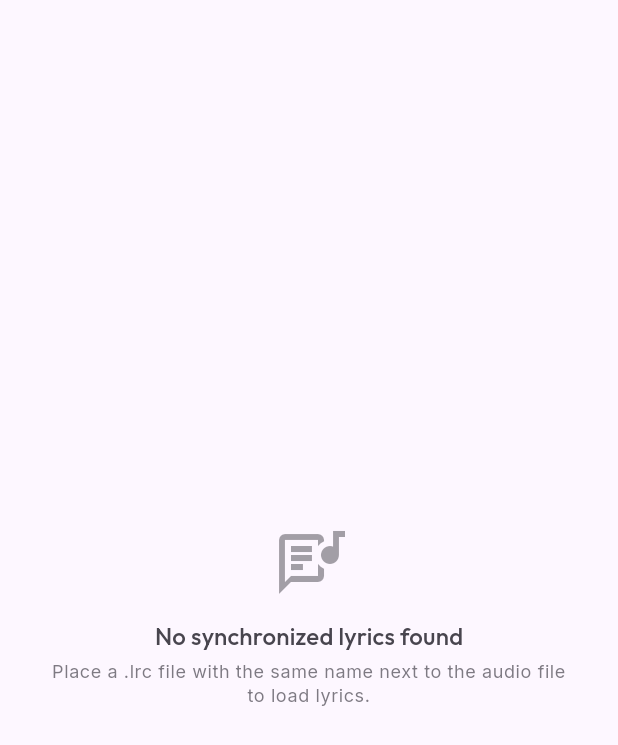
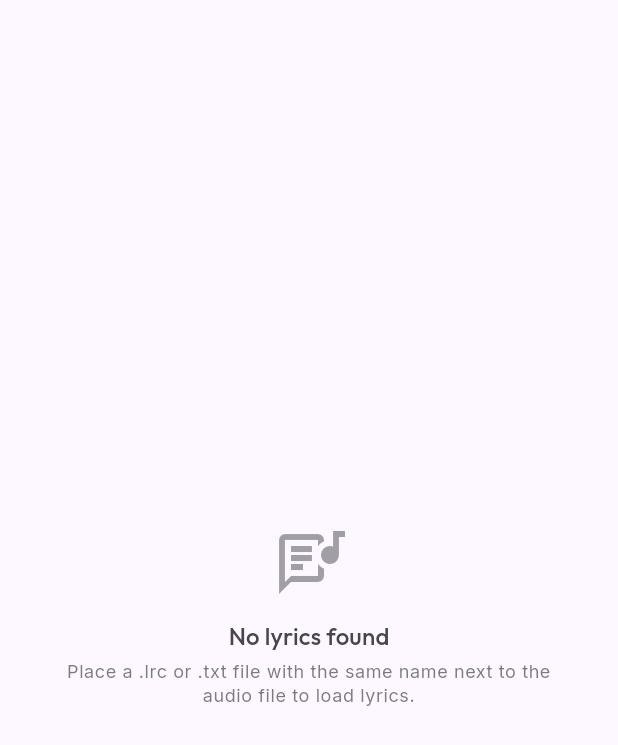
Before and after one commit to yurtemre7/sonora, a Flutter app: the SongLyricsOverlay widget shown alone on an empty page, opened directly with empty values, on a phone screen of 412 x 824 dp. Shown: the top 745 px of the screen. Run offline on Flutter 3.47's test engine with Material 3 defaults, Android fonts, the phone set to English and light mode, and no system bars; our stand-ins replace audio_service, file_picker, google_fonts, just_audio, permission_handler, shared_preferences; missing offline and left inert: audio_session, audio_tags_lofty; accounts and stored records are empty.

Commit message:
feat: support both synchronized LRC and plain text TXT lyrics file loading

```diff
--- a/lib/screens/now_playing_screen.dart
+++ b/lib/screens/now_playing_screen.dart
@@ -510,7 +510,8 @@ class SongLyricsOverlay extends StatefulWidget {
 }
 
 class _SongLyricsOverlayState extends State<SongLyricsOverlay> {
-  List<LyricLine>? _lyrics;
+  List<LyricLine>? _lyricsLines;
+  var _isSynchronized = false;
   var _isLoading = false;
   late ScrollController _scrollController;
   var _activeIndex = -1;
@@ -539,28 +540,34 @@ class _SongLyricsOverlayState extends State<SongLyricsOverlay> {
   Future<void> _loadLyrics() async {
     setState(() {
       _isLoading = true;
-      _lyrics = null;
+      _lyricsLines = null;
+      _isSynchronized = false;
       _activeIndex = -1;
     });
 
-    var lyrics = await LyricsService.parseLyricsForSong(widget.song.filePath);
+    var lyricsResult = await LyricsService.parseLyricsForSong(widget.song.filePath);
 
     if (!mounted) return;
     setState(() {
-      _lyrics = lyrics;
+      if (lyricsResult != null) {
+        _lyricsLines = lyricsResult.lines;
+        _isSynchronized = lyricsResult.isSynchronized;
+      }
       _isLoading = false;
     });
 
-    _scrollToCurrentPosition(immediate: true);
+    if (_isSynchronized) {
+      _scrollToCurrentPosition(immediate: true);
+    }
   }
 
   void _scrollToCurrentPosition({bool immediate = false}) {
-    if (_lyrics == null || _lyrics!.isEmpty) return;
+    if (_lyricsLines == null || _lyricsLines!.isEmpty) return;
 
     var position = widget.playerProvider.audioHandler.player.position;
     var activeIndex = -1;
-    for (var i = 0; i < _lyrics!.length; i++) {
-      if (position >= _lyrics![i].time) {
+    for (var i = 0; i < _lyricsLines!.length; i++) {
+      if (position >= _lyricsLines![i].time) {
         activeIndex = i;
       } else {
         break;
@@ -575,7 +582,7 @@ class _SongLyricsOverlayState extends State<SongLyricsOverlay> {
   }
 
   void _scrollToActiveIndex(int index, double viewportHeight, {bool immediate = false}) {
-    if (index < 0 || _lyrics == null) return;
+    if (index < 0 || _lyricsLines == null) return;
 
     WidgetsBinding.instance.addPostFrameCallback((_) {
       if (!_scrollController.hasClients) return;
@@ -605,7 +612,7 @@ class _SongLyricsOverlayState extends State<SongLyricsOverlay> {
       );
     }
 
-    var lyricsList = _lyrics;
+    var lyricsList = _lyricsLines;
     if (lyricsList == null || lyricsList.isEmpty) {
       return Center(
         child: Padding(
@@ -620,14 +627,14 @@ class _SongLyricsOverlayState extends State<SongLyricsOverlay> {
               ),
               const SizedBox(height: 12),
               Text(
-                'No synchronized lyrics found',
+                'No lyrics found',
                 style: theme.textTheme.titleMedium?.copyWith(
                   color: theme.colorScheme.onSurfaceVariant,
                 ),
               ),
               const SizedBox(height: 4),
               Text(
-                'Place a .lrc file with the same name next to the audio file to load lyrics.',
+                'Place a .lrc or .txt file with the same name next to the audio file to load lyrics.',
                 style: theme.textTheme.bodySmall?.copyWith(
                   color: theme.colorScheme.onSurfaceVariant.withValues(alpha: 0.7),
                 ),
@@ -639,6 +646,35 @@ class _SongLyricsOverlayState extends State<SongLyricsOverlay> {
       );
     }
 
+    var isDark = theme.brightness == Brightness.dark;
+    var activeTextColor = isDark ? Colors.white : theme.colorScheme.onSurface;
+
+    if (!_isSynchronized) {
+      // Unsynchronized plain text lyrics: freely scrollable
+      return ListView.builder(
+        controller: _scrollController,
+        physics: const BouncingScrollPhysics(),
+        padding: const EdgeInsets.all(24),
+        itemCount: lyricsList.length,
+        itemBuilder: (context, index) {
+          var line = lyricsList[index];
+
+          return Padding(
+            padding: const EdgeInsets.symmetric(vertical: 8.0),
+            child: Text(
+              line.text,
+              style: theme.textTheme.bodyLarge?.copyWith(
+                color: activeTextColor,
+                fontSize: 16,
+              ),
+              textAlign: TextAlign.center,
+            ),
+          );
+        },
+      );
+    }
+
+    // Synchronized lyrics: locked scroll centering
     return LayoutBuilder(
       builder: (context, constraints) {
         var viewportHeight = constraints.maxHeight;
@@ -664,8 +700,6 @@ class _SongLyricsOverlayState extends State<SongLyricsOverlay> {
               });
             }
 
-            var isDark = theme.brightness == Brightness.dark;
-            var activeTextColor = isDark ? Colors.white : theme.colorScheme.onSurface;
             var inactiveTextColor = isDark
                 ? Colors.white.withValues(alpha: 0.4)
                 : theme.colorScheme.onSurface.withValues(alpha: 0.4);
--- a/lib/services/lyrics_service.dart
+++ b/lib/services/lyrics_service.dart
@@ -7,38 +7,47 @@ class LyricLine {
   LyricLine({required this.time, required this.text});
 }
 
+class SongLyrics {
+  final List<LyricLine> lines;
+  final bool isSynchronized;
+
+  SongLyrics({required this.lines, required this.isSynchronized});
+}
+
 class LyricsService {
   LyricsService._();
 
-  static Future<List<LyricLine>?> parseLyricsForSong(String songFilePath) async {
+  static Future<SongLyrics?> parseLyricsForSong(String songFilePath) async {
     try {
       var lastDot = songFilePath.lastIndexOf('.');
       if (lastDot == -1) return null;
+
       var lrcPath = '${songFilePath.substring(0, lastDot)}.lrc';
       var file = File(lrcPath);
       if (!file.existsSync()) {
+        var txtPath = '${songFilePath.substring(0, lastDot)}.txt';
+        file = File(txtPath);
+        if (!file.existsSync()) {
           return null;
+        }
       }
 
       var lines = await file.readAsLines();
       var lyrics = <LyricLine>[];
-
-      // Regex matching time tags: [mm:ss.xx] or [mm:ss]
       var regExp = RegExp(r'\[(\d+):(\d+)(?:\.(\d+))?\]');
+      var hasAnyTimestamp = false;
 
       for (var line in lines) {
         var trimmed = line.trim();
         if (trimmed.isEmpty) continue;
 
         var matches = regExp.allMatches(trimmed);
-        if (matches.isEmpty) continue;
-
+        if (matches.isNotEmpty) {
+          hasAnyTimestamp = true;
           var text = trimmed.replaceAll(regExp, '').trim();
-
           for (var match in matches) {
             var min = int.parse(match.group(1)!);
             var sec = int.parse(match.group(2)!);
-
             var ms = 0;
             var msGroup = match.group(3);
             if (msGroup != null) {
@@ -48,19 +57,32 @@ class LyricsService {
                 ms = int.parse(msGroup);
               }
             }
-
             var time = Duration(
               minutes: min,
               seconds: sec,
               milliseconds: ms,
             );
-
             lyrics.add(LyricLine(time: time, text: text));
           }
         }
+      }
 
+      if (hasAnyTimestamp) {
         lyrics.sort((a, b) => a.time.compareTo(b.time));
-      return lyrics;
+        return SongLyrics(lines: lyrics, isSynchronized: true);
+      } else {
+        // Unsynchronized plain text lyrics: read all lines as text
+        var plainLines = <LyricLine>[];
+        for (var line in lines) {
+          var trimmed = line.trim();
+          // Strip potential metadata tags like [ti:Title] from text logs
+          if (trimmed.startsWith('[') && trimmed.endsWith(']')) {
+            continue;
+          }
+          plainLines.add(LyricLine(time: Duration.zero, text: trimmed));
+        }
+        return SongLyrics(lines: plainLines, isSynchronized: false);
+      }
     } catch (_) {
       return null;
     }
--- a/lib/services/music_scanner.dart
+++ b/lib/services/music_scanner.dart
@@ -98,7 +98,7 @@ class MusicScanner {
               var size = stat.size;
 
               var lastDotLrc = file.path.lastIndexOf('.');
-              var hasLrc = lastDotLrc != -1 && File('${file.path.substring(0, lastDotLrc)}.lrc').existsSync();
+              var hasLrc = lastDotLrc != -1 && (File('${file.path.substring(0, lastDotLrc)}.lrc').existsSync() || File('${file.path.substring(0, lastDotLrc)}.txt').existsSync());
 
               if (cached.lastModifiedMs == mtime && cached.fileSize == size &&
                   cached.artist != 'Local Audio' && cached.album != 'Synced Folder') {
@@ -181,8 +181,8 @@ class MusicScanner {
 
               var hasLrc = false;
               if (extIndex != -1) {
-                var lrcPath = '${file.path.substring(0, file.path.lastIndexOf('.'))}.lrc';
-                hasLrc = File(lrcPath).existsSync();
+                var basePath = file.path.substring(0, extIndex);
+                hasLrc = File('$basePath.lrc').existsSync() || File('$basePath.txt').existsSync();
               }
 
               songsToKeep.add(Song(
```
Lines whose indentation alone changed are shown as unchanged.
